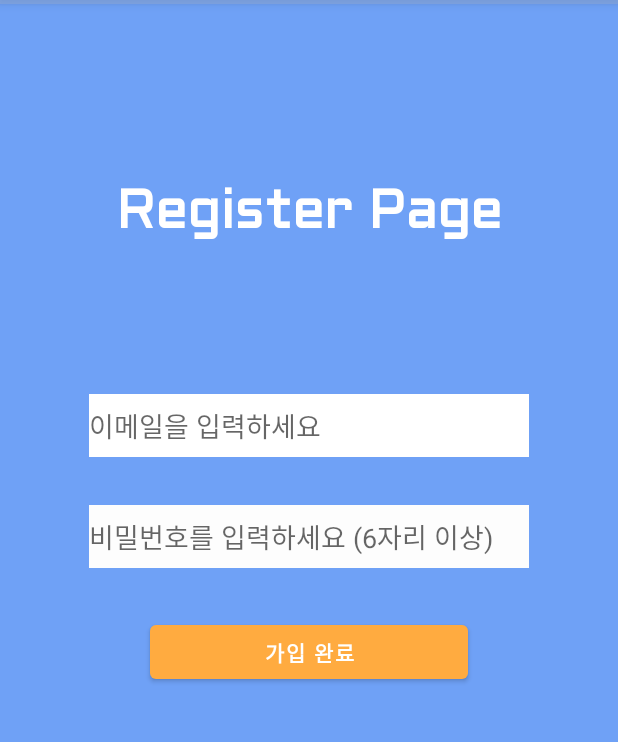
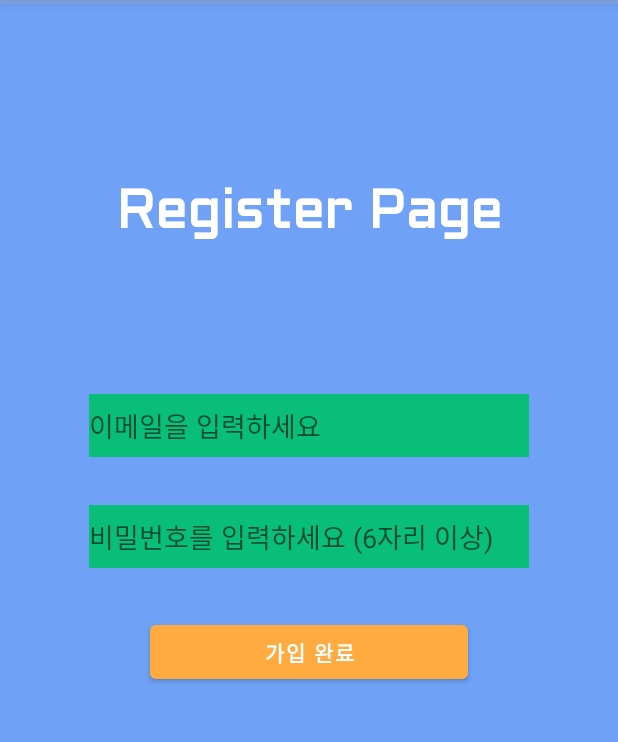
Before and after one commit to JihwanRyu051/-, an Android app: the RegisterActivity screen opened directly, with no data from a screen before it, on a phone screen of 412 x 824 dp, the part 80-822 px from its top. Run offline under Robolectric (Android 15) with nearby library versions, the phone set to English and light mode, and no system bars; our stand-ins replace Firebase (no records; nobody signed in at launch, a user with empty details on screens opened directly); Roboto replaces fonts that are not available here.

Commit message:
Add files via upload

```diff
--- a/Main1_final/app/src/main/res/layout/activity_login.xml
+++ b/Main1_final/app/src/main/res/layout/activity_login.xml
@@ -48,7 +48,7 @@
         android:layout_width="293dp"
         android:layout_height="42dp"
         android:layout_marginTop="260dp"
-        android:background="#FFFFFF"
+        android:background="#08BE79"
         android:ems="10"
         android:hint="이메일을 입력하세요"
         android:inputType="textEmailAddress"
@@ -62,7 +62,7 @@
         android:layout_width="293dp"
         android:layout_height="42dp"
         android:layout_marginTop="30dp"
-        android:background="#FFFFFF"
+        android:background="#08BE79"
         android:ems="10"
         android:hint="비밀번호를 입력하세요"
         android:inputType="textPassword"
--- a/Main1_final/app/src/main/res/layout/activity_register.xml
+++ b/Main1_final/app/src/main/res/layout/activity_register.xml
@@ -44,7 +44,7 @@
         android:layout_width="293dp"
         android:layout_height="42dp"
         android:layout_marginTop="260dp"
-        android:background="#FFFFFF"
+        android:background="#08BE79"
         android:ems="10"
         android:hint="이메일을 입력하세요"
         android:inputType="textEmailAddress"
@@ -57,7 +57,7 @@
         android:layout_width="293dp"
         android:layout_height="42dp"
         android:layout_marginTop="32dp"
-        android:background="#FDFDFD"
+        android:background="#08BE79"
         android:ems="10"
         android:hint="비밀번호를 입력하세요 (6자리 이상)"
         android:inputType="textPassword"
--- a/Main1_final/app/src/main/res/layout/app_bar_main.xml
+++ b/Main1_final/app/src/main/res/layout/app_bar_main.xml
@@ -90,7 +90,7 @@
                         android:layout_height="match_parent">
 
                         <TextView
-                            android:id="@+id/textView6"
+                            android:id="@+id/textView3"
                             android:layout_width="wrap_content"
                             android:layout_height="wrap_content"
                             android:layout_below="@id/imageView5"
@@ -173,7 +173,7 @@
                             android:id="@+id/textView6"
                             android:layout_width="wrap_content"
                             android:layout_height="wrap_content"
-                            android:layout_below="@id/imageView5"
+                            android:layout_below="@id/imageView3"
                             android:layout_centerHorizontal="true"
                             android:layout_marginTop="10dp"
                             android:fontFamily="@font/aldrich2"
@@ -181,7 +181,7 @@
                             android:textSize="24sp" />
 
                         <ImageView
-                            android:id="@+id/imageView5"
+                            android:id="@+id/imageView3"
                             android:layout_width="75dp"
                             android:layout_height="75dp"
                             android:layout_centerHorizontal="true"
```
Also changed, not shown: Main1_final/app/src/main/res/layout/nav_header_main.xml (line endings or trailing spaces).
